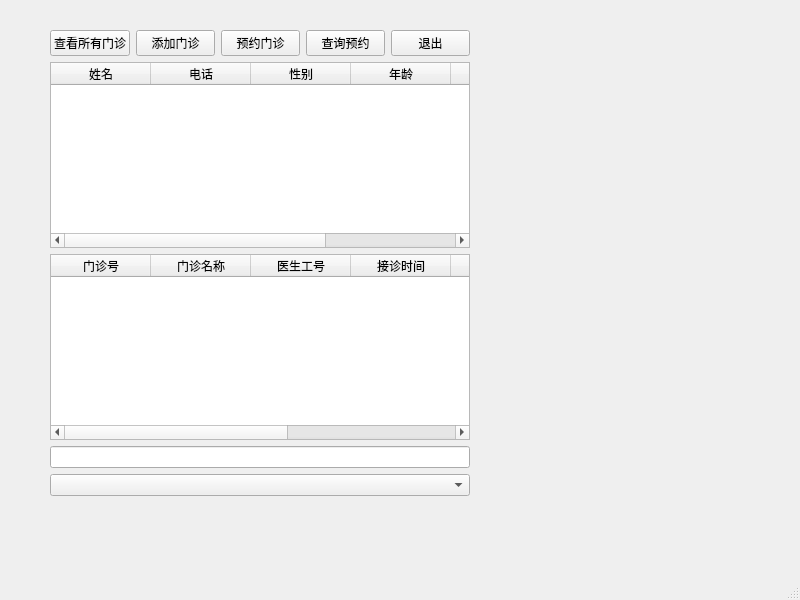
Qt form 1/mainwindow.ui (Dda212/sample-and-easy) before a commit.
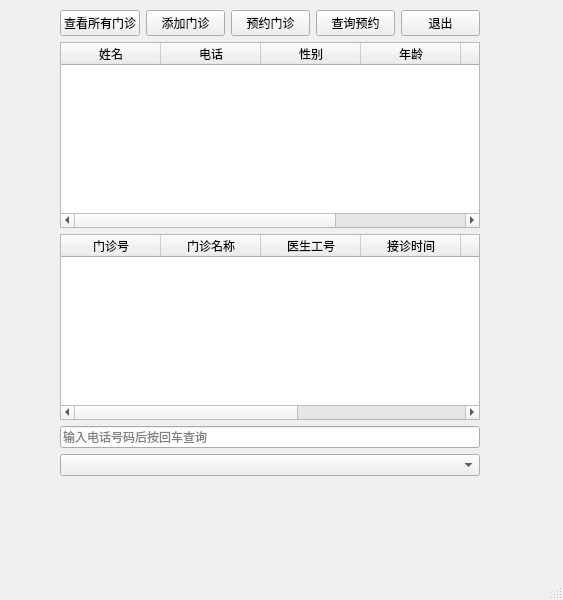
The same form after that commit.

Diff of the .ui file:
```diff
--- a/1/mainwindow.ui
+++ b/1/mainwindow.ui
@@ -6,7 +6,7 @@
    <rect>
     <x>0</x>
     <y>0</y>
-    <width>800</width>
+    <width>563</width>
     <height>600</height>
    </rect>
   </property>
@@ -17,8 +17,8 @@
    <widget class="QWidget" name="layoutWidget">
     <property name="geometry">
      <rect>
-      <x>50</x>
-      <y>30</y>
+      <x>60</x>
+      <y>10</y>
       <width>420</width>
       <height>466</height>
      </rect>
@@ -115,7 +115,7 @@
         <enum>QAbstractItemView::SelectionBehavior::SelectRows</enum>
        </property>
        <attribute name="verticalHeaderStretchLastSection">
-        <bool>true</bool>
+        <bool>false</bool>
        </attribute>
        <column>
         <property name="text">
@@ -157,12 +157,19 @@
      <item>
       <widget class="QLineEdit" name="editSearchPhone">
        <property name="placeholderText">
-        <string extracomment="输入电话号码后按回车查询"/>
+        <string>输入电话号码后按回车查询</string>
        </property>
       </widget>
      </item>
      <item>
-      <widget class="QComboBox" name="comboSearchClinic"/>
+      <widget class="QComboBox" name="comboSearchClinic">
+       <property name="visible">
+        <bool>false</bool>
+       </property>
+       <property name="placeholderText">
+        <string>按门诊下拉框查询</string>
+       </property>
+      </widget>
      </item>
     </layout>
    </widget>
```
Left out of the diff: 8 changed lines with no effect on the pictures.
